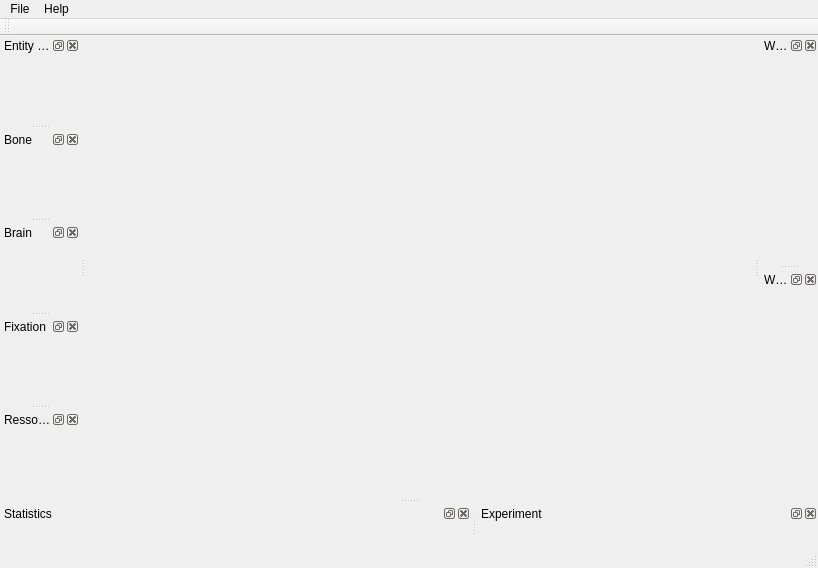
First picture: the form in src/genelab/apps/genelab/creatureviewer/ui/creatureviewerwindow.ui, repository GeneCraft/GeneCraft-Project, before the edit.
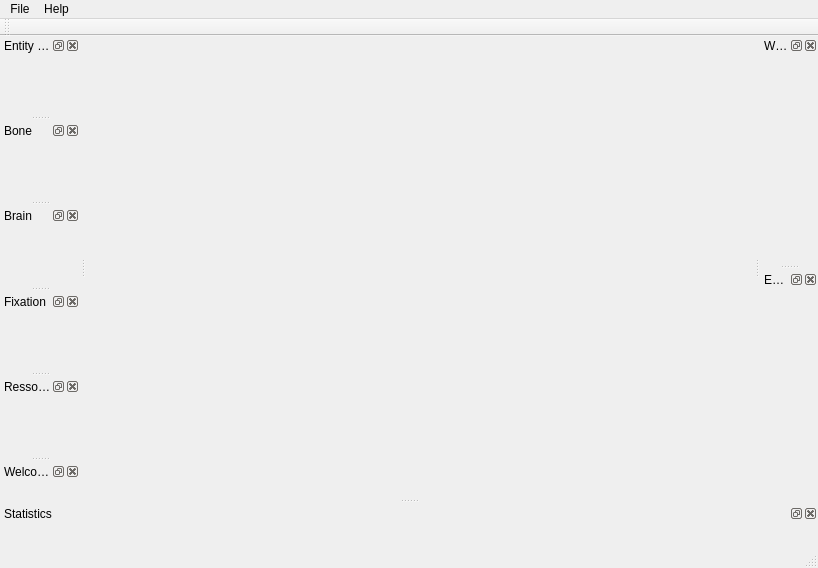
Second picture: the form after the edit. Icons and pictures are not drawn.

Commit message: * organisation des widgets

```diff
--- a/src/genelab/apps/genelab/creatureviewer/ui/creatureviewerwindow.ui
+++ b/src/genelab/apps/genelab/creatureviewer/ui/creatureviewerwindow.ui
@@ -205,7 +205,7 @@
     <string>Experiment</string>
    </property>
    <attribute name="dockWidgetArea">
-    <number>8</number>
+    <number>2</number>
    </attribute>
    <widget class="QWidget" name="dockWidgetContents_5"/>
   </widget>
@@ -220,7 +220,7 @@
     <string>Welcome</string>
    </property>
    <attribute name="dockWidgetArea">
-    <number>2</number>
+    <number>1</number>
    </attribute>
    <widget class="QWidget" name="dockWidgetContents_6"/>
   </widget>
```
The commit also changes 2 other files.
